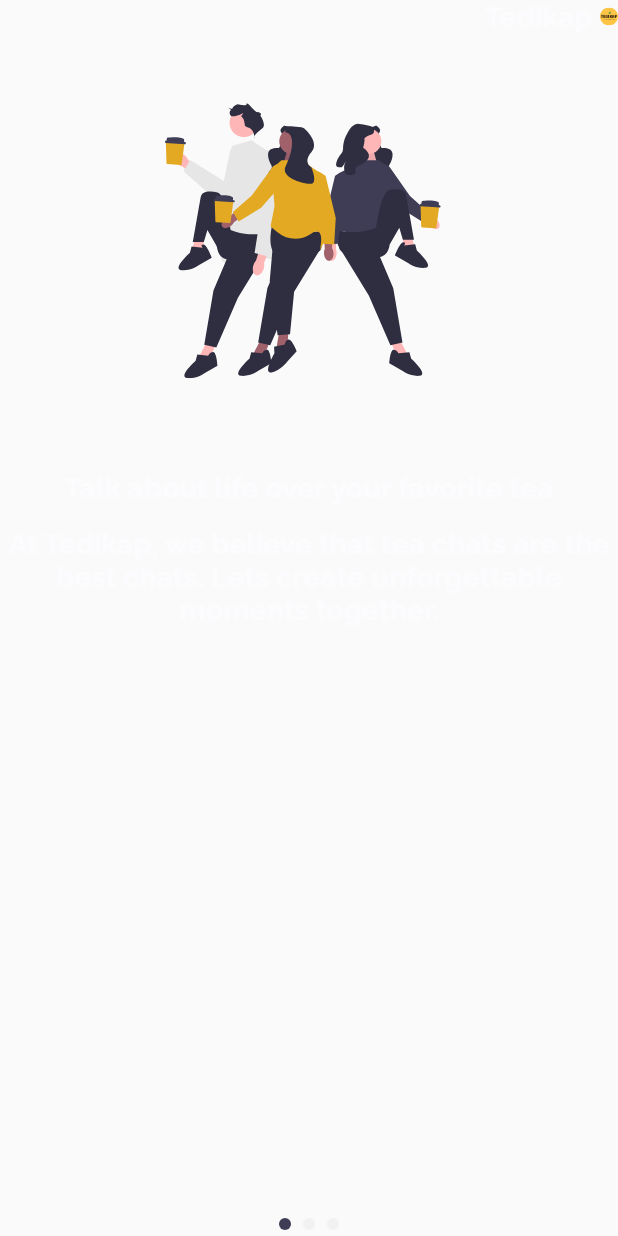
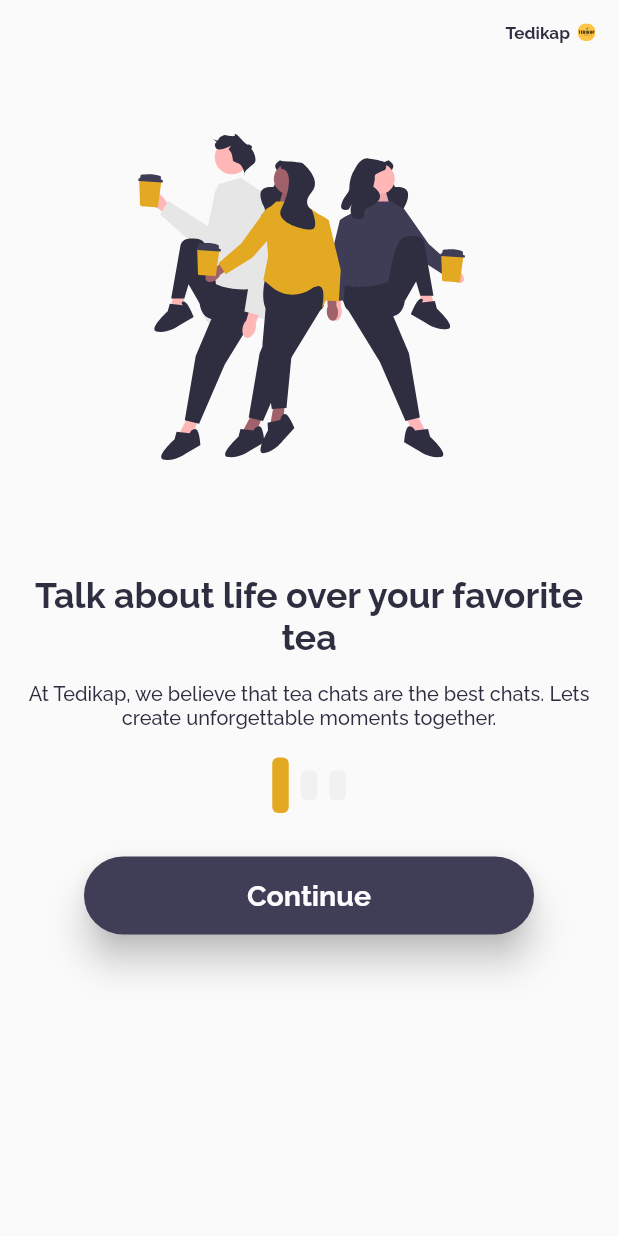
Before and after one commit to YasaKafi/Tedikap_Flutter_App, a Flutter app: the OnBoarding screen opened by its route, on a phone screen of 412 x 824 dp. Run offline on Flutter 3.47's test engine with Material 2 defaults, Android fonts, the light colour scheme and no system bars; our stand-ins replace dio, firebase_auth, firebase_core, flutter_svg, fluttertoast, get and 3 more; accounts and stored records are empty.

Commit message:
[AF] : style/modified onboard

```diff
--- a/lib/pages/onboarding_page/controller/onboarding_controller.dart
+++ b/lib/pages/onboarding_page/controller/onboarding_controller.dart
@@ -13,12 +13,12 @@ class OnBoardingController extends GetxController {
       image: Images.onboardlogo1,
     ),
     OnboardingItem(
-      title: 'Tea in the palm of your hand',
+      title: 'Order tea in the palm of your hand',
       subtitle: 'Order your favorite tea right from the app and enjoy fast delivery to your door.',
       image: Images.onboardlogo2,
     ),
     OnboardingItem(
-      title: 'Save your time in ordering with us.',
+      title: 'Save your time in ordering with us',
       subtitle: 'We value your precious time. In a few easy steps, you can order the tea of your choice hassle-free.',
       image: Images.onboardlogo3,
     ),
--- a/lib/pages/onboarding_page/view/dotindicator_widget.dart
+++ b/lib/pages/onboarding_page/view/dotindicator_widget.dart
@@ -1,5 +1,6 @@
 import 'package:flutter/material.dart';
 import 'package:get/get.dart';
+import 'package:tedikap_flutter_app/utils/custom_themes.dart';
 import '../../../utils/color_resources.dart';
 import '../controller/onboarding_controller.dart';
 
@@ -14,15 +15,15 @@ class DotIndicator extends StatelessWidget {
       mainAxisAlignment: MainAxisAlignment.center,
       children: List.generate(
         controller.onboardingItems.length,
-            (index) => Obx(
-              () => Container(
+            (index) => Obx(() => Container(
             margin: EdgeInsets.all(4),
-            width: 8,
-            height: 8,
+            width: controller.currentPage.value == index ? 11 : 11,
+            height: controller.currentPage.value == index ? 37 : 20,
             decoration: BoxDecoration(
-              shape: BoxShape.circle,
+              shape: BoxShape.rectangle,
+              borderRadius: BorderRadius.circular(4),
               color: controller.currentPage.value == index
-                  ? ColorResources.primaryColor
+                  ? ColorResources.gold
                   : ColorResources.grey,
             ),
           ),
--- a/lib/pages/onboarding_page/view/onboarding_page.dart
+++ b/lib/pages/onboarding_page/view/onboarding_page.dart
@@ -35,7 +35,6 @@ class OnBoarding extends GetView<OnBoardingController> {
                 },
               ),
             ),
-            DotIndicator(controller: controller),
           ],
         ),
       ),
--- a/lib/pages/onboarding_page/view/onboardingitem_widget.dart
+++ b/lib/pages/onboarding_page/view/onboardingitem_widget.dart
@@ -1,11 +1,13 @@
 import 'package:flutter/material.dart';
 import 'package:flutter_svg/svg.dart';
 import 'package:get/get.dart';
+import 'package:tedikap_flutter_app/routes/AppPages.dart';
+import 'package:tedikap_flutter_app/utils/color_resources.dart';
 import '../../../utils/custom_themes.dart';
 import '../../../utils/dimensions.dart';
 import '../../../utils/images.dart';
 import '../controller/onboarding_controller.dart';
-
+import 'dotindicator_widget.dart';
 
 class OnboardingItemWidget extends StatelessWidget {
   final OnboardingItem item;
@@ -15,7 +17,9 @@ class OnboardingItemWidget extends StatelessWidget {
 
   @override
   Widget build(BuildContext context) {
-    return Column(
+    return Container(
+      padding: EdgeInsets.all(Dimensions.paddingSizeDefault), // Add padding around the entire content.
+      child: Column(
         mainAxisAlignment: MainAxisAlignment.start,
         crossAxisAlignment: CrossAxisAlignment.center,
         children: [
@@ -27,7 +31,7 @@ class OnboardingItemWidget extends StatelessWidget {
                     horizontal: Dimensions.paddingSizeExtraSmall),
                 child: Text(
                   "Tedikap",
-                style: onboardingButtonTextStyle,
+                  style: onboardingBrandTextStyle,
                 ),
               ),
               SvgPicture.asset(Images.splashLogo, height: Dimensions.iconSizeExtraSmall),
@@ -35,22 +39,55 @@ class OnboardingItemWidget extends StatelessWidget {
           ),
           Padding(
             padding: EdgeInsets.only(top: Dimensions.paddingSizeLarge),
-          child: SvgPicture.asset(item.image, width: 253, height: 237),
+            child: SvgPicture.asset(item.image, width: 300, height: 300,),
           ),
           SizedBox(height: Dimensions.paddingSizeThirtyFive),
           Text(
             item.title,
-          style: onboardingButtonTextStyle,
+            style: onboardingHeaderTextStyle,
+            textAlign: TextAlign.center,
           ),
           Padding(
             padding: EdgeInsets.only(top: Dimensions.paddingSizeDefault),
             child: Text(
               item.subtitle,
               textAlign: TextAlign.center,
-            style: onboardingButtonTextStyle,
+              style: onboardingSubHeaderTextStyle,
+            ),
+          ),
+           SizedBox(height: Dimensions.paddingSizeDefault),
+           DotIndicator(controller: controller),
+           SizedBox(
+            width: 300,
+             child: Padding(
+             padding: EdgeInsets.only(top: Dimensions.paddingSizeExtraLarge),
+             child: ElevatedButton(
+             onPressed: () {
+            if (controller.currentPage.value == controller.onboardingItems.length - 1) {
+              Get.offNamed(Routes.LOGIN_PAGE);
+            } else {
+              controller.pageController.nextPage(
+                  duration: Duration(milliseconds: 500), curve: Curves.ease);
+            }
+          },
+
+          style: ButtonStyle(
+            padding: MaterialStateProperty.all<EdgeInsetsGeometry>(
+            EdgeInsets.symmetric(horizontal: 20, vertical: 15), ),
+            shape: MaterialStateProperty.all<OutlinedBorder>(
+              RoundedRectangleBorder(
+                borderRadius: BorderRadius.circular(30.0),
+              ),
+            ),
+            elevation: MaterialStateProperty.all<double>(10.0),
+            backgroundColor: MaterialStateProperty.all<Color>(primaryColor),
+          ),
+             child: Text('Continue', style: onboardingButtonTextStyle,),
+        ),
       ),
     ),
         ],
+      ),
     );
   }
 }
--- a/lib/pages/register_page/widgets/text_field.dart
+++ b/lib/pages/register_page/widgets/text_field.dart
@@ -116,13 +116,7 @@ class InputTextFormPhone extends StatelessWidget {
         keyboardType: keyboardInput,
         controller: registerController.phoneNumberController,
         style: textFieldInputB,
-        validator: (value) {
-          if (value!.isEmpty ||
-              !RegExp(r'^[0-9]{1,4}[-\s\./0-9]+$').hasMatch(value)) {
-            return 'Enter Correct Phone Number';
-          }
-          return null;
-        },
+
         decoration: InputDecoration(
           hintText: hint,
           hintStyle: hintTextStylB,
--- a/lib/routes/AppPages.dart
+++ b/lib/routes/AppPages.dart
@@ -30,7 +30,7 @@ part 'AppRoutes.dart';
 class AppPages {
   AppPages._();
 
-  static const INITIAL = Routes.SPLASH_PAGE;
+  static const INITIAL = Routes.REGISTER_PAGE;
 
   static final routes = [
     GetPage(
--- a/lib/utils/color_resources.dart
+++ b/lib/utils/color_resources.dart
@@ -22,6 +22,7 @@ class ColorResources {
   static const Color chatIconColor = Color(0xffD4D4D4);
   static const Color lowGreen = Color(0xffEFF6FE);
   static const Color green = Color(0xff23CB60);
+  static const Color gold = Color(0xffE4A923);
 
   static const Map<int, Color> colorMap = {
     50: Color(0x101455AC),
--- a/lib/utils/custom_themes.dart
+++ b/lib/utils/custom_themes.dart
@@ -3,6 +3,7 @@ import 'package:flutter/material.dart';
 import 'package:google_fonts/google_fonts.dart';
 import 'color_resources.dart';
 import 'dimensions.dart';
+
 
 
 TextStyle primaryTextStyle = GoogleFonts.sora(
@@ -20,6 +21,8 @@ const Color lineColor = Color.fromRGBO(181, 181, 181, 1);
 const Color offButtonColor = Color.fromRGBO(203, 203, 203, 1);
 const Color warningColor = Color.fromRGBO(143, 42, 42, 1);
 const Color borderColor = Color.fromRGBO(138, 136, 136, 1);
+
+
 
 
 figmaFontsize(int fontSize) {
@@ -171,6 +174,14 @@ TextStyle textFieldInputB = GoogleFonts.raleway(
     )
 );
 
+TextStyle onboardingBrandTextStyle = GoogleFonts.raleway(
+    textStyle: TextStyle(
+        color: primaryTextColor,
+        fontWeight: FontWeight.bold,
+        fontSize: figmaFontsize(12)
+    )
+);
+
 
 
 TextStyle detailButtonsText({required bool isDelete}) {
--- a/pubspec.yaml
+++ b/pubspec.yaml
@@ -54,7 +54,7 @@ dev_dependencies:
   # activated in the `analysis_options.yaml` file located at the root of your
   # package. See that file for information about deactivating specific lint
   # rules and activating additional ones.
-  flutter_lints: ^2.0.0
+  #flutter_lints: ^2.0.0
 
 # For information on the generic Dart part of this file, see the
 # following page: https://dart.dev/tools/pub/pubspec
```
Also changed, not shown: assets/image/onboard1.svg (deleted), assets/image/onboard2.svg (deleted), assets/image/onboard3.svg (deleted), assets/image/splashLogo.svg (deleted), pubspec.lock. Lines whose indentation alone changed are shown as unchanged.
